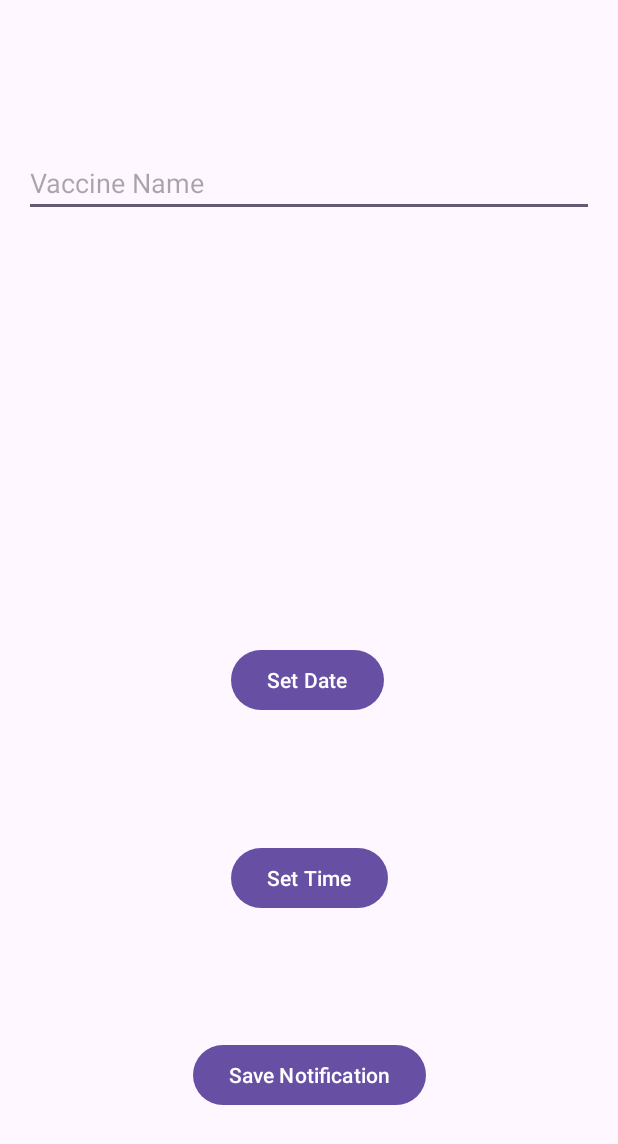
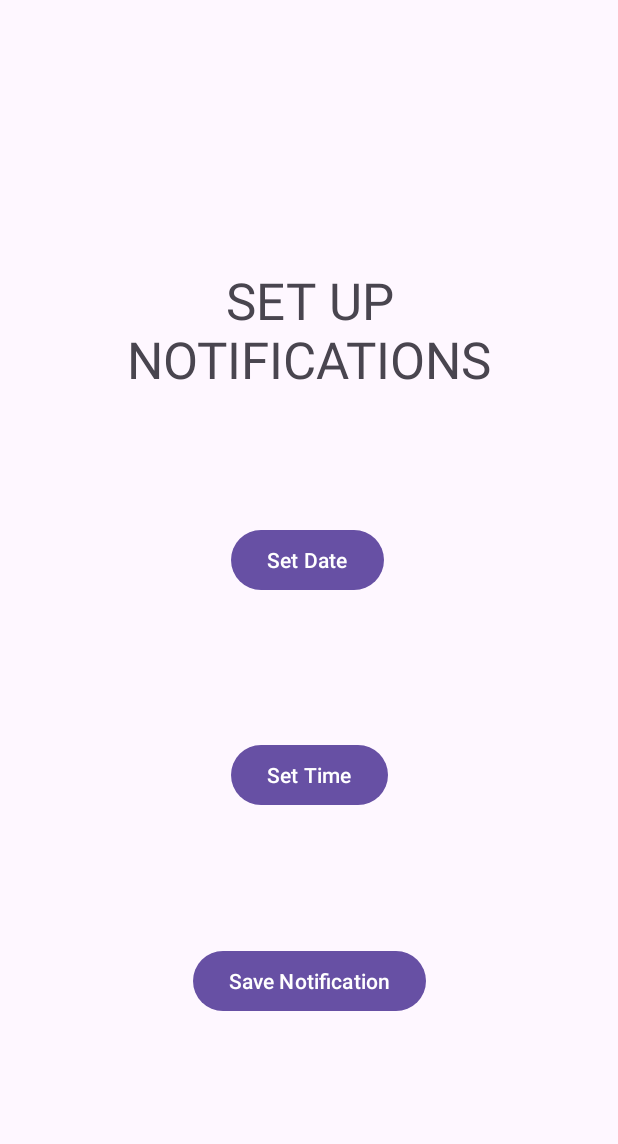
Before and after one commit to 276242/finalproject1, an Android app: the layout activity_notification.xml on its own in the app's theme, with its tools: preview values and no code run, on a phone screen of 412 x 824 dp. Shown: the top 1144 px of the screen. Run offline under Robolectric (Android 15) with nearby library versions, the light colour scheme and no system bars.

Commit message:
update naastepny v11

```diff
--- a/app/src/main/java/com/example/maddbtestapp2/ScheduleAppActivity.kt
+++ b/app/src/main/java/com/example/maddbtestapp2/ScheduleAppActivity.kt
@@ -15,6 +15,7 @@
 import com.example.maddbtestapp2.appointment.Appointment
 import com.example.maddbtestapp2.appointment.AppointmentQueries
 import com.example.maddbtestapp2.databaseConfig.DbConnect
+import com.example.maddbtestapp2.notifications.NotificationActivity
 import com.example.maddbtestapp2.vaccine.VaccinationActivity
 import com.example.maddbtestapp2.vaccine.VaccinesQueries
 import kotlinx.coroutines.CoroutineScope
@@ -110,7 +111,9 @@
                 connection.close()
 
                 withContext(Dispatchers.Main) {
-                    val intent = Intent(this@ScheduleAppActivity, MainActivity::class.java)
+                    val intent = Intent(this@ScheduleAppActivity, NotificationActivity::class.java)
+                    intent.putExtra("vaccineName", selectedVaccineName)
+                    intent.putExtra("scheduleId", appointment.id)
                     startActivity(intent)
                 }
             }
--- a/app/src/main/java/com/example/maddbtestapp2/notifications/Notification.kt
+++ b/app/src/main/java/com/example/maddbtestapp2/notifications/Notification.kt
@@ -4,8 +4,7 @@
 import java.sql.Time
 
 data class Notification(
-    var notificationId: Int,
-    var userId: Int,
+    var notificationId: Int?,
     var scheduleId: Int,
     val notificationDate: Date,
     val notificationTime: Time
--- a/app/src/main/res/layout/activity_notification.xml
+++ b/app/src/main/res/layout/activity_notification.xml
@@ -5,41 +5,23 @@
     android:layout_width="match_parent"
     android:layout_height="match_parent">
 
-    <EditText
-        android:id="@+id/vaccineNameEditText"
-        android:layout_width="match_parent"
-        android:layout_height="wrap_content"
-        android:layout_margin="16dp"
-        android:layout_marginStart="16dp"
-        android:layout_marginTop="270dp"
-        android:layout_marginEnd="16dp"
-        android:layout_marginBottom="354dp"
-        android:hint="Vaccine Name"
-        android:inputType="text"
-        app:layout_constraintBottom_toTopOf="@+id/setDateButton"
-        app:layout_constraintEnd_toEndOf="parent"
-        app:layout_constraintStart_toStartOf="parent"
-        app:layout_constraintTop_toTopOf="parent" />
-
     <Button
         android:id="@+id/setDateButton"
         android:layout_width="wrap_content"
         android:layout_height="wrap_content"
-        android:layout_below="@id/vaccineNameEditText"
         android:layout_marginStart="153dp"
-        android:layout_marginTop="185dp"
         android:layout_marginEnd="156dp"
+        android:layout_marginBottom="55dp"
         android:text="Set Date"
         app:layout_constraintBottom_toTopOf="@+id/setTimeButton"
         app:layout_constraintEnd_toEndOf="parent"
         app:layout_constraintStart_toStartOf="parent"
-        app:layout_constraintTop_toBottomOf="@+id/vaccineNameEditText" />
+        app:layout_constraintTop_toBottomOf="@+id/textView" />
 
     <Button
         android:id="@+id/setTimeButton"
         android:layout_width="wrap_content"
         android:layout_height="wrap_content"
-        android:layout_below="@id/vaccineNameEditText"
         android:layout_marginStart="153dp"
         android:layout_marginEnd="153dp"
         android:layout_toEndOf="@id/setDateButton"
@@ -56,11 +38,29 @@
         android:layout_below="@id/setDateButton"
         android:layout_alignParentEnd="true"
         android:layout_marginStart="127dp"
+        android:layout_marginTop="50dp"
         android:layout_marginEnd="127dp"
+        android:layout_marginBottom="106dp"
         android:text="Save Notification"
         app:layout_constraintBottom_toBottomOf="parent"
         app:layout_constraintEnd_toEndOf="parent"
         app:layout_constraintStart_toStartOf="parent"
         app:layout_constraintTop_toBottomOf="@+id/setTimeButton" />
 
+    <TextView
+        android:id="@+id/textView"
+        android:layout_width="259dp"
+        android:layout_height="100dp"
+        android:layout_marginStart="76dp"
+        android:layout_marginTop="130dp"
+        android:layout_marginEnd="76dp"
+        android:layout_marginBottom="40dp"
+        android:gravity="center"
+        android:text="SET UP NOTIFICATIONS"
+        android:textSize="34sp"
+        app:layout_constraintBottom_toTopOf="@+id/setDateButton"
+        app:layout_constraintEnd_toEndOf="parent"
+        app:layout_constraintStart_toStartOf="parent"
+        app:layout_constraintTop_toTopOf="parent" />
+
 </androidx.constraintlayout.widget.ConstraintLayout>
```
Also changed, not shown: app/src/main/java/com/example/maddbtestapp2/notifications/NotificationActivity.kt (+79 -35 lines), app/src/main/java/com/example/maddbtestapp2/notifications/NotificationQueries.kt (+9 -12 lines).
